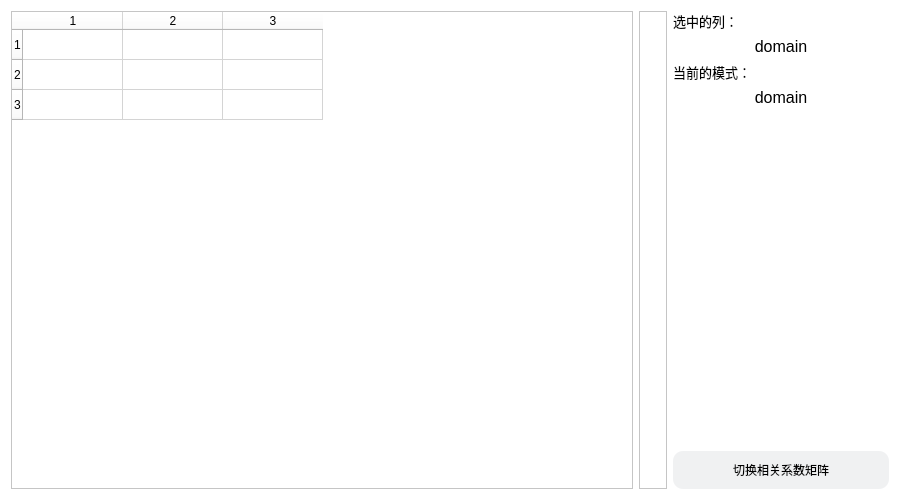
Old version of the form visual-clinic/relatedialog.ui in the repository gtxzsxxk/visual-clinic.
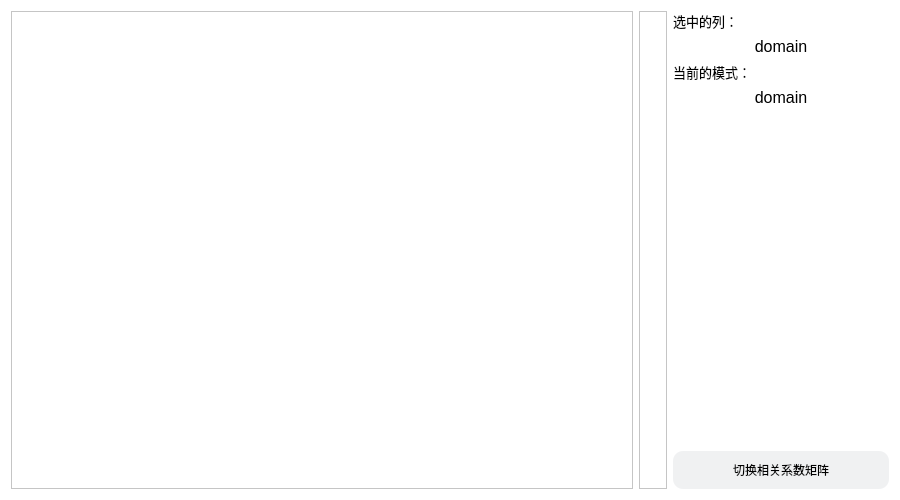
New version of the form. Custom widgets are drawn as their Qt base class.

Commit message: feat: make the table cells square

What changed in the file:
```diff
--- a/visual-clinic/relatedialog.ui
+++ b/visual-clinic/relatedialog.ui
@@ -477,17 +477,11 @@
    <item>
     <widget class="QTableWidget" name="hotgraph">
      <property name="rowCount">
-      <number>3</number>
+      <number>0</number>
      </property>
      <property name="columnCount">
-      <number>3</number>
+      <number>0</number>
      </property>
-     <row/>
-     <row/>
-     <row/>
-     <column/>
-     <column/>
-     <column/>
     </widget>
    </item>
    <item>
```
The commit also changes 2 other files.
